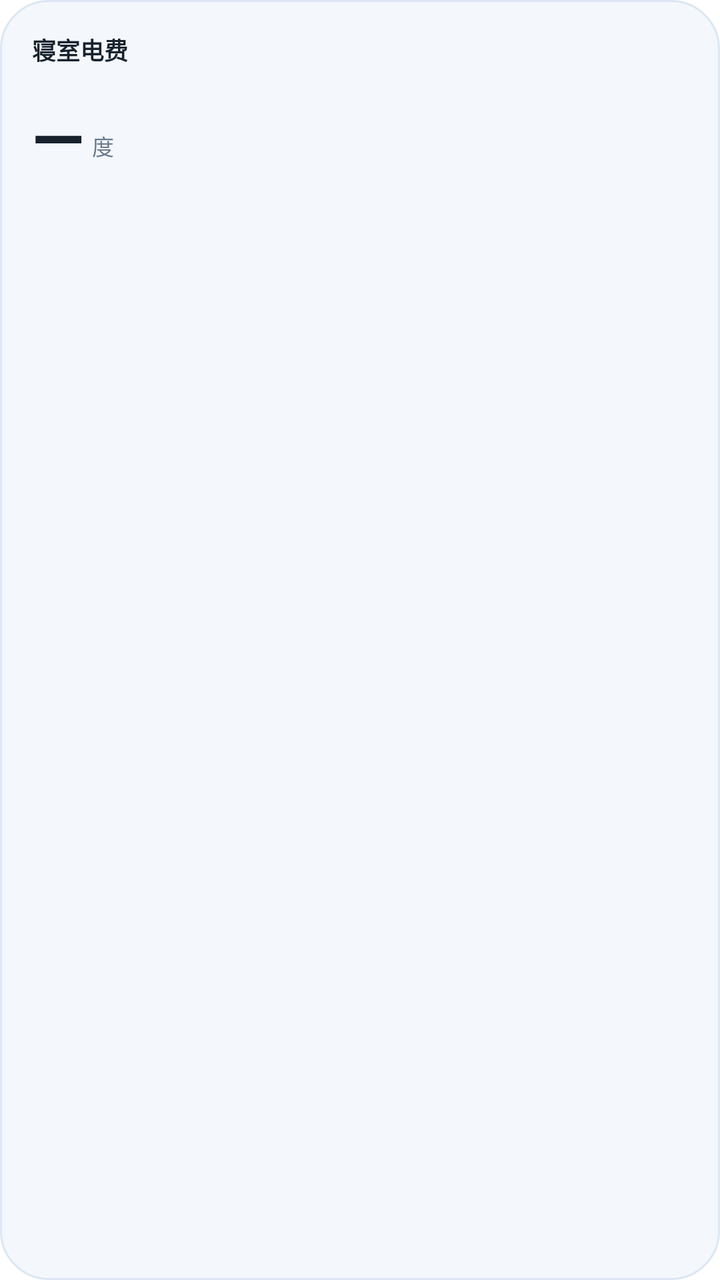
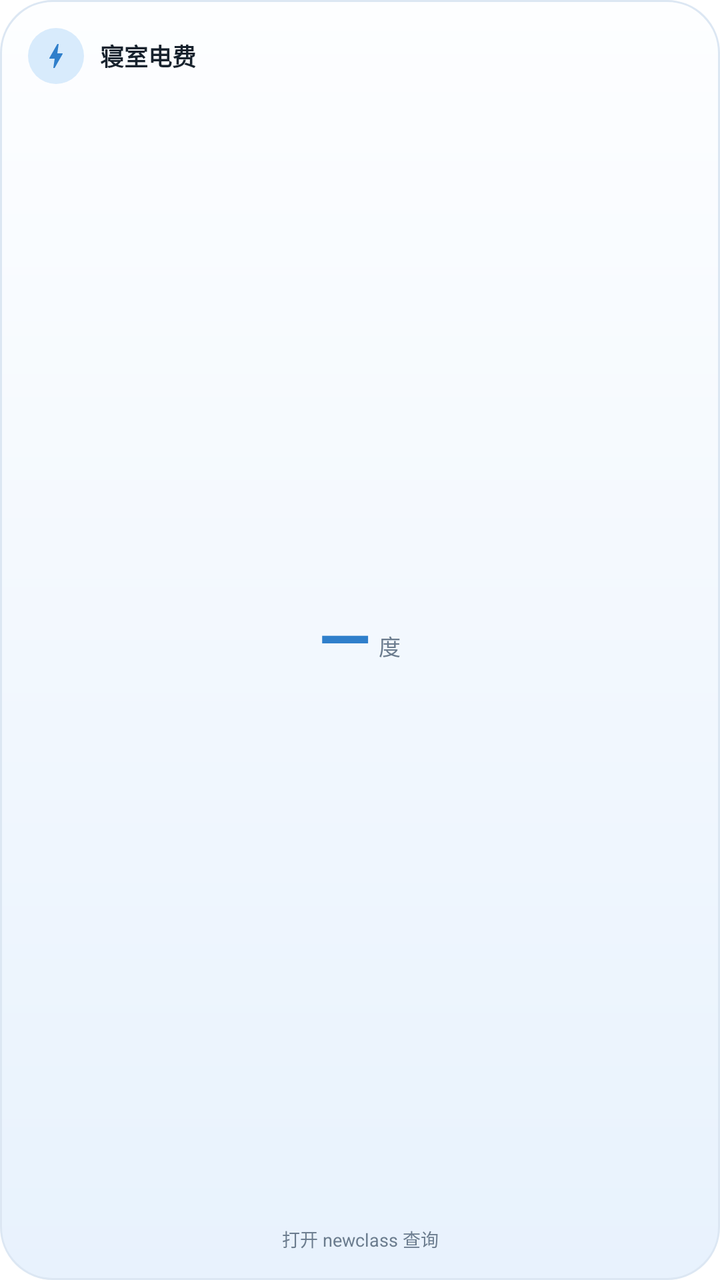

Compare the two renders of this Android layout. The source of the first and the diff that turns it into the second are given below.
<!-- AndroidManifest.xml: fallback theme Theme.MaterialComponents.DayNight.NoActionBar -->
<!-- res/layout/widget_electricity.xml -->
<?xml version="1.0" encoding="utf-8"?>
<LinearLayout xmlns:android="http://schemas.android.com/apk/res/android"
    android:id="@+id/widget_electricity_root"
    android:layout_width="match_parent"
    android:layout_height="match_parent"
    android:orientation="vertical"
    android:background="@drawable/widget_background"
    android:padding="16dp">

    <TextView
        android:id="@+id/widget_electricity_title"
        android:layout_width="wrap_content"
        android:layout_height="wrap_content"
        android:text="@string/widget_electricity_title"
        android:textColor="@color/widget_text"
        android:textSize="12sp"
        android:textStyle="bold" />

    <LinearLayout
        android:layout_width="match_parent"
        android:layout_height="wrap_content"
        android:layout_marginTop="12dp"
        android:orientation="horizontal"
        android:gravity="bottom">

        <TextView
            android:id="@+id/widget_electricity_degree"
            android:layout_width="wrap_content"
            android:layout_height="wrap_content"
            android:text="@string/widget_value_placeholder"
            android:textColor="@color/widget_text"
            android:textSize="34sp"
            android:textStyle="bold"
            android:maxLines="1" />

        <TextView
            android:layout_width="wrap_content"
            android:layout_height="wrap_content"
            android:layout_marginStart="4dp"
            android:layout_marginBottom="4dp"
            android:text="@string/widget_electricity_unit"
            android:textColor="@color/widget_muted"
            android:textSize="11sp" />
    </LinearLayout>

    <TextView
        android:id="@+id/widget_electricity_room"
        android:layout_width="match_parent"
        android:layout_height="wrap_content"
        android:layout_marginTop="6dp"
        android:textColor="@color/widget_muted"
        android:textSize="10sp"
        android:maxLines="1"
        android:ellipsize="end" />

    <TextView
        android:id="@+id/widget_electricity_updated"
        android:layout_width="match_parent"
        android:layout_height="wrap_content"
        android:layout_marginTop="3dp"
        android:textColor="@color/widget_muted"
        android:textSize="9sp"
        android:maxLines="1"
        android:ellipsize="end" />
</LinearLayout>
<!-- resources referenced by this layout -->
<resources>
  <color name="widget_muted">#6B7C8E</color>
  <color name="widget_text">#17222D</color>
  <!-- drawable widget_background (drawable) -->
  <?xml version="1.0" encoding="utf-8"?>
  <shape xmlns:android="http://schemas.android.com/apk/res/android"
      android:shape="rectangle">
      <solid android:color="@color/widget_background" />
      <stroke
          android:width="1dp"
          android:color="@color/widget_divider" />
      <corners android:radius="24dp" />
  </shape>
  <string name="widget_electricity_title">寝室电费</string>
  <string name="widget_electricity_unit">度</string>
  <string name="widget_value_placeholder">—</string>
  <color name="widget_background">#F4F8FD</color>
  <color name="widget_divider">#DCE7F3</color>
</resources>

<!-- the commit's change to res/layout/widget_electricity.xml (unified diff, before → after) -->
@@ -3,63 +3,93 @@
     android:id="@+id/widget_electricity_root"
     android:layout_width="match_parent"
     android:layout_height="match_parent"
+    android:background="@drawable/widget_background"
     android:orientation="vertical"
-    android:background="@drawable/widget_background"
-    android:padding="16dp">
-
-    <TextView
-        android:id="@+id/widget_electricity_title"
-        android:layout_width="wrap_content"
-        android:layout_height="wrap_content"
-        android:text="@string/widget_electricity_title"
-        android:textColor="@color/widget_text"
-        android:textSize="12sp"
-        android:textStyle="bold" />
+    android:padding="14dp">
 
     <LinearLayout
         android:layout_width="match_parent"
         android:layout_height="wrap_content"
-        android:layout_marginTop="12dp"
-        android:orientation="horizontal"
-        android:gravity="bottom">
+        android:gravity="center_vertical"
+        android:orientation="horizontal">
+
+        <FrameLayout
+            android:layout_width="28dp"
+            android:layout_height="28dp"
+            android:background="@drawable/widget_icon_bg">
+
+            <ImageView
+                android:layout_width="16dp"
+                android:layout_height="16dp"
+                android:layout_gravity="center"
+                android:contentDescription="@null"
+                android:src="@drawable/ic_widget_bolt" />
+        </FrameLayout>
 
         <TextView
-            android:id="@+id/widget_electricity_degree"
+            android:id="@+id/widget_electricity_title"
             android:layout_width="wrap_content"
             android:layout_height="wrap_content"
-            android:text="@string/widget_value_placeholder"
+            android:layout_marginStart="8dp"
+            android:text="@string/widget_electricity_title"
             android:textColor="@color/widget_text"
-            android:textSize="34sp"
-            android:textStyle="bold"
-            android:maxLines="1" />
+            android:textSize="12sp"
+            android:textStyle="bold" />
+    </LinearLayout>
+
+    <LinearLayout
+        android:layout_width="match_parent"
+        android:layout_height="0dp"
+        android:layout_weight="1"
+        android:gravity="center"
+        android:orientation="vertical">
+
+        <LinearLayout
+            android:layout_width="wrap_content"
+            android:layout_height="wrap_content"
+            android:gravity="bottom"
+            android:orientation="horizontal">
+
+            <TextView
+                android:id="@+id/widget_electricity_degree"
+                android:layout_width="wrap_content"
+                android:layout_height="wrap_content"
+                android:maxLines="1"
+                android:text="@string/widget_value_placeholder"
+                android:textColor="@color/widget_accent"
+                android:textSize="34sp"
+                android:textStyle="bold" />
+
+            <TextView
+                android:layout_width="wrap_content"
+                android:layout_height="wrap_content"
+                android:layout_marginStart="4dp"
+                android:layout_marginBottom="4dp"
+                android:text="@string/widget_electricity_unit"
+                android:textColor="@color/widget_muted"
+                android:textSize="11sp" />
+        </LinearLayout>
 
         <TextView
-            android:layout_width="wrap_content"
+            android:id="@+id/widget_electricity_room"
+            android:layout_width="match_parent"
             android:layout_height="wrap_content"
-            android:layout_marginStart="4dp"
-            android:layout_marginBottom="4dp"
-            android:text="@string/widget_electricity_unit"
+            android:layout_marginTop="4dp"
+            android:ellipsize="end"
+            android:gravity="center"
+            android:maxLines="1"
             android:textColor="@color/widget_muted"
-            android:textSize="11sp" />
+            android:textSize="10sp" />
     </LinearLayout>
-
-    <TextView
-        android:id="@+id/widget_electricity_room"
-        android:layout_width="match_parent"
-        android:layout_height="wrap_content"
-        android:layout_marginTop="6dp"
-        android:textColor="@color/widget_muted"
-        android:textSize="10sp"
-        android:maxLines="1"
-        android:ellipsize="end" />
 
     <TextView
         android:id="@+id/widget_electricity_updated"
         android:layout_width="match_parent"
         android:layout_height="wrap_content"
-        android:layout_marginTop="3dp"
+        android:ellipsize="end"
+        android:gravity="center"
+        android:maxLines="1"
+        android:text="@string/widget_electricity_none"
         android:textColor="@color/widget_muted"
-        android:textSize="9sp"
-        android:maxLines="1"
-        android:ellipsize="end" />
+        android:textSize="9sp" />
 </LinearLayout>
<!-- resource entries referenced after the edit -->
@@ -1,21 +1,46 @@
 <!-- resources referenced by this layout -->
 <resources>
+  <color name="widget_accent">#2F7FCB</color>
   <color name="widget_muted">#6B7C8E</color>
   <color name="widget_text">#17222D</color>
+  <!-- drawable ic_widget_bolt (drawable) -->
+  <?xml version="1.0" encoding="utf-8"?>
+  <vector xmlns:android="http://schemas.android.com/apk/res/android"
+      android:width="24dp"
+      android:height="24dp"
+      android:viewportWidth="24"
+      android:viewportHeight="24">
+      <path
+          android:fillColor="@color/widget_accent"
+          android:pathData="M11,21h-1l1,-7H7.5c-0.88,0 -0.33,-0.75 -0.31,-0.78C8.48,10.94 10.42,7.54 13,3h1l-1,7h3.5c0.4,0 0.62,0.19 0.4,0.66C12.97,17.32 11.99,19.32 11,21z" />
+  </vector>
   <!-- drawable widget_background (drawable) -->
   <?xml version="1.0" encoding="utf-8"?>
   <shape xmlns:android="http://schemas.android.com/apk/res/android"
       android:shape="rectangle">
-      <solid android:color="@color/widget_background" />
+      <gradient
+          android:angle="270"
+          android:endColor="@color/widget_bg_end"
+          android:startColor="@color/widget_bg_start"
+          android:type="linear" />
       <stroke
           android:width="1dp"
           android:color="@color/widget_divider" />
-      <corners android:radius="24dp" />
+      <corners android:radius="26dp" />
   </shape>
+  <!-- drawable widget_icon_bg (drawable) -->
+  <?xml version="1.0" encoding="utf-8"?>
+  <shape xmlns:android="http://schemas.android.com/apk/res/android"
+      android:shape="oval">
+      <solid android:color="@color/widget_icon_bg" />
+  </shape>
+  <string name="widget_electricity_none">打开 newclass 查询</string>
   <string name="widget_electricity_title">寝室电费</string>
   <string name="widget_electricity_unit">度</string>
   <string name="widget_value_placeholder">—</string>
-  <color name="widget_background">#F4F8FD</color>
+  <color name="widget_bg_end">#E8F2FD</color>
+  <color name="widget_bg_start">#FDFEFF</color>
   <color name="widget_divider">#DCE7F3</color>
+  <color name="widget_icon_bg">#D8EBFC</color>
 </resources>
 
